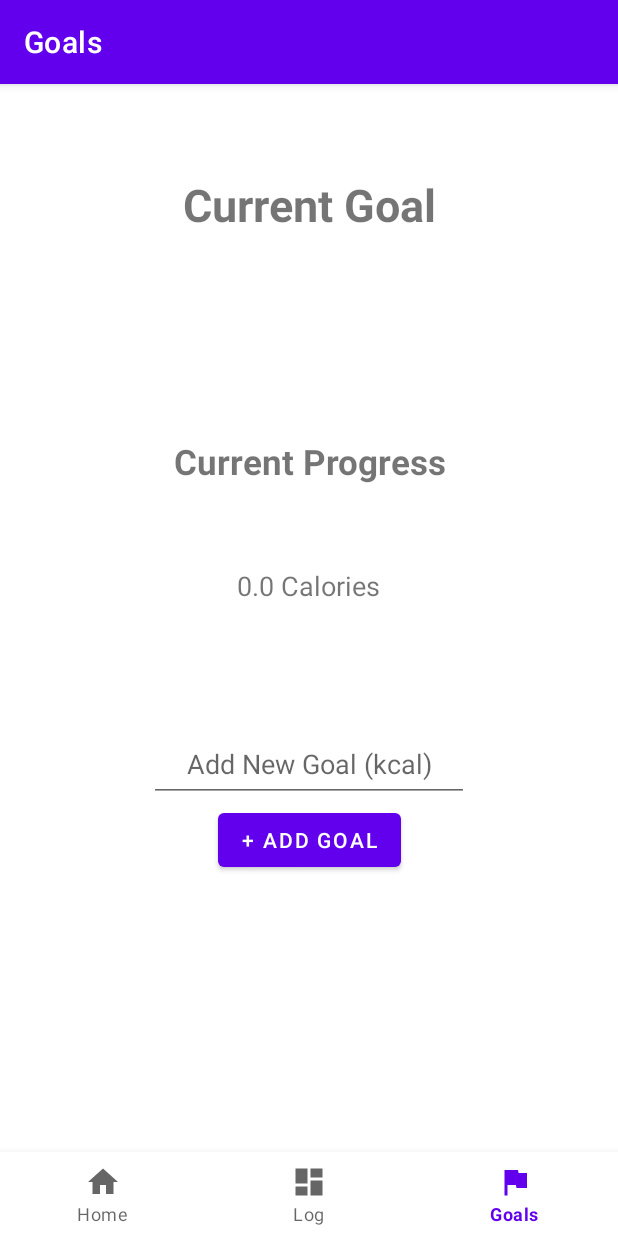
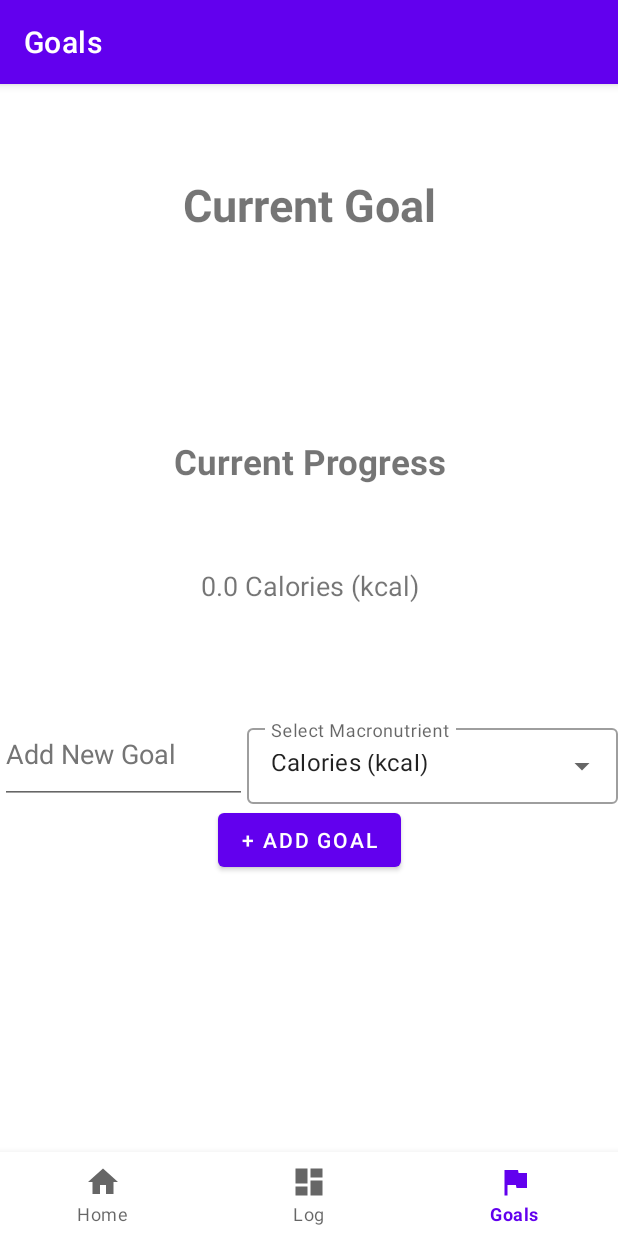
Before and after one commit to alexchitham/Year1-DietApp, an Android app: the GoalsFragment screen opened through its navigation route, on a phone screen of 412 x 824 dp. Run offline under Robolectric (Android 15) with nearby library versions, the phone set to English and light mode, and no system bars; our stand-ins replace navigation-ui.

Commit message:
Added a dropdown menu for macronutrients and updated code.

```diff
--- a/app/src/main/java/uk/ac/bath/dietpi/ui/goals/GoalsFragment.java
+++ b/app/src/main/java/uk/ac/bath/dietpi/ui/goals/GoalsFragment.java
@@ -1,11 +1,15 @@
 package uk.ac.bath.dietpi.ui.goals;
 
+import android.app.KeyguardManager;
 import android.content.Context;
+import android.content.ContentValues;
 import android.content.SharedPreferences;
 import android.os.Bundle;
 import android.view.LayoutInflater;
 import android.view.View;
 import android.view.ViewGroup;
+import android.widget.ArrayAdapter;
+import android.widget.AutoCompleteTextView;
 import android.widget.Button;
 import android.widget.EditText;
 import android.widget.TextView;
@@ -19,6 +23,7 @@ import java.util.Hashtable;
 
 import uk.ac.bath.dietpi.DBHandler;
 import uk.ac.bath.dietpi.MainActivity;
+import uk.ac.bath.dietpi.R;
 import uk.ac.bath.dietpi.databinding.FragmentGoalsBinding;
 
 public class GoalsFragment extends Fragment {
@@ -28,12 +33,21 @@ public class GoalsFragment extends Fragment {
     private Button btnChangeGoal;
     private TextView textDisplayGoal;
     private TextView displayProgressTextView;
+    private AutoCompleteTextView autoCompleteTextView;
 
     public static final String SHARED_PREFS = "sharedPrefs";
     public static final String TEXT = "text";
 
     private String savedText;
+    private String selectedMacronutrient;
 
+    @Override
+    public void onResume() {
+        super.onResume();
+        String[] macronutrients = getResources().getStringArray(R.array.macronutrients);
+        ArrayAdapter<String> arrayAdapter = new ArrayAdapter(requireContext(), R.layout.dropdown_item, macronutrients);
+        binding.autoCompleteTextView.setAdapter(arrayAdapter);
+    }
 
     public View onCreateView(@NonNull LayoutInflater inflater,
                              ViewGroup container, Bundle savedInstanceState) {
@@ -45,6 +59,10 @@ public class GoalsFragment extends Fragment {
         btnChangeGoal = binding.btnChangeGoal;
         textDisplayGoal = binding.textDisplayGoal;
         displayProgressTextView = binding.displayProgressTextView;
+        autoCompleteTextView = binding.autoCompleteTextView;
+
+        selectedMacronutrient = autoCompleteTextView.getText().toString();
+
 
         btnChangeGoal.setOnClickListener(new View.OnClickListener() {
             @Override
@@ -52,9 +70,11 @@ public class GoalsFragment extends Fragment {
                 String newGoal = editTextGoal.getText().toString();
                 if(!newGoal.equals(""))
                 {
-                    textDisplayGoal.setText(newGoal + " Calories");
+                    selectedMacronutrient = autoCompleteTextView.getText().toString();
+                    textDisplayGoal.setText(newGoal + " " + selectedMacronutrient);
                     editTextGoal.setText("");
                     saveData();
+                    displayCurrentProgress();
                 }
             }
         });
@@ -71,8 +91,28 @@ public class GoalsFragment extends Fragment {
         DBHandler dbHandler = ((MainActivity) getActivity()).getDbHandler();
 
         Hashtable<String,Float> hT = dbHandler.retrieveTotal();
+        String calorie_count;
 
-        String calorie_count = hT.get("Calories").toString();
+        if(selectedMacronutrient.equals("Calories (kcal)"))
+        {
+            calorie_count = hT.get("Calories").toString();
+        }
+        else if(selectedMacronutrient.equals("Fat (g)"))
+        {
+            calorie_count = hT.get("Fat").toString();
+        }
+        else if(selectedMacronutrient.equals("Protein (g)"))
+        {
+            calorie_count = hT.get("Protein").toString();
+        }
+        else if(selectedMacronutrient.equals("Carbs (g)"))
+        {
+            calorie_count = hT.get("Carbohydrates").toString();
+        }
+        else
+        {
+            calorie_count = "";
+        }
 
         /*
         if(!calorie_count.equals(""))
@@ -86,7 +126,7 @@ public class GoalsFragment extends Fragment {
         }
         */
 
-        displayProgressTextView.setText(calorie_count + " Calories");
+        displayProgressTextView.setText(calorie_count + " " + selectedMacronutrient);
 
     }
 
--- /dev/null
+++ b/app/src/main/res/layout/dropdown_item.xml
@@ -0,0 +1,11 @@
+<TextView
+    android:id="@+id/textView2"
+    android:layout_width="match_parent"
+    android:layout_height="wrap_content"
+    android:text="TextView"
+    android:textColor="@color/black"
+    android:textSize="16sp"
+    android:padding="14dp"
+    xmlns:android="http://schemas.android.com/apk/res/android">
+
+</TextView>
--- a/app/src/main/res/layout/fragment_goals.xml
+++ b/app/src/main/res/layout/fragment_goals.xml
@@ -2,9 +2,9 @@
 <androidx.constraintlayout.widget.ConstraintLayout xmlns:android="http://schemas.android.com/apk/res/android"
     xmlns:app="http://schemas.android.com/apk/res-auto"
     xmlns:tools="http://schemas.android.com/tools"
-    android:fitsSystemWindows="true"
     android:layout_width="match_parent"
     android:layout_height="match_parent"
+    android:fitsSystemWindows="true"
     tools:context=".ui.goals.GoalsFragment">
 
     <TextView
@@ -69,21 +69,43 @@
         app:layout_constraintStart_toStartOf="parent"
         app:layout_constraintTop_toTopOf="parent" />
 
-    <EditText
-        android:id="@+id/editTextGoal"
-        android:layout_width="wrap_content"
-        android:layout_height="wrap_content"
-        android:layout_marginBottom="1dp"
-        android:autofillHints=""
-        android:ems="10"
-        android:gravity="center_horizontal"
-        android:hint="@string/add_new_goal"
-        android:inputType="textPersonName"
-        android:minHeight="48dp"
-        android:text=""
-        app:layout_constraintBottom_toTopOf="@+id/btnChangeGoal"
+    <LinearLayout
+        android:layout_width="match_parent"
+        android:layout_height="56dp"
+        android:orientation="horizontal"
         app:layout_constraintEnd_toEndOf="parent"
-        app:layout_constraintStart_toStartOf="parent" />
+        app:layout_constraintStart_toStartOf="parent"
+        app:layout_constraintBottom_toTopOf="@id/btnChangeGoal">
+
+        <EditText
+            android:id="@+id/editTextGoal"
+            android:layout_width="0dp"
+            android:layout_height="match_parent"
+            android:layout_weight="1"
+            android:autofillHints=""
+            android:ems="10"
+            android:gravity="start"
+            android:hint="@string/add_new_goal"
+            android:inputType="number"
+            android:text=""
+            android:textColorHint="#757575" />
+
+        <com.google.android.material.textfield.TextInputLayout
+            style="@style/Widget.MaterialComponents.TextInputLayout.OutlinedBox.ExposedDropdownMenu"
+            android:layout_width="0dp"
+            android:layout_height="wrap_content"
+            android:layout_weight="1.5"
+            android:hint="Select Macronutrient">
+
+            <AutoCompleteTextView
+                android:id="@+id/autoCompleteTextView"
+                android:layout_width="match_parent"
+                android:layout_height="match_parent"
+                android:inputType="none"
+                android:text="Calories (kcal)"
+                tools:ignore="TextContrastCheck" />
+        </com.google.android.material.textfield.TextInputLayout>
+    </LinearLayout>
 
     <Button
         android:id="@+id/btnChangeGoal"
--- a/app/src/main/res/values/strings.xml
+++ b/app/src/main/res/values/strings.xml
@@ -14,10 +14,16 @@
     <string name="current_goal">Current Goal</string>
     <string name="progress_text_str">Current Progress</string>
     <string name="add_goal_str">+ Add Goal</string>
-    <string name="add_new_goal">Add New Goal (kcal)</string>
+    <string name="add_new_goal">Add New Goal</string>
     <string name="textview">TextView</string>
     <string name="name">Name</string>
     <string name="autofill_data">Autofill Data</string>
     <string name="food_quantity">Quantity</string>
     <string name="today_s_consumption">Today\'s Consumption:</string>
+    <string-array name="macronutrients">
+        <item>Calories (kcal)</item>
+        <item>Fat (g)</item>
+        <item>Carbs (g)</item>
+        <item>Protein (g)</item>
+    </string-array>
 </resources>
```
